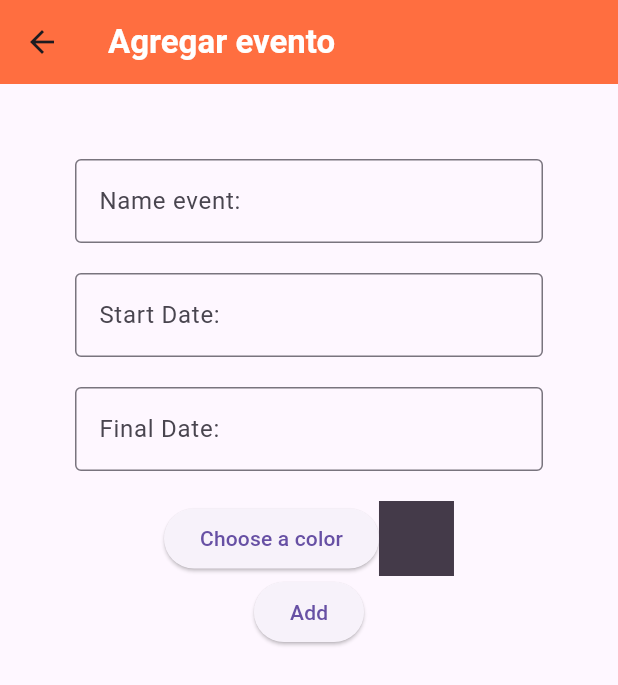
After one commit to AlanDiCha123/testapp, a Flutter app: the Calendar screen opened by its route, after a tap on the "add" icon, on a phone screen of 412 x 824 dp. The commit adds this screen. Shown: the top 685 px of the screen. Run offline on Flutter 3.47's test engine with Material 3 defaults, Android fonts, the phone set to English and light mode, and no system bars; our stand-ins replace cloud_firestore, firebase_core, flutter_colorpicker, flutter_datetime_picker_plus, geolocator, math_expressions and 2 more; accounts and stored records are empty.

Commit message:
AddEvent.dart function to calendar.dart added

```diff
--- /dev/null
+++ b/lib/AddEvent.dart
@@ -0,0 +1,172 @@
+import 'package:flutter/material.dart';
+import 'package:cloud_firestore/cloud_firestore.dart';
+import 'package:flutter_datetime_picker_plus/flutter_datetime_picker_plus.dart';
+import 'package:flutter_colorpicker/flutter_colorpicker.dart';
+
+
+class AddEvent extends StatefulWidget {
+  const AddEvent({super.key});
+
+  @override
+  State<AddEvent> createState() => _AddEventState();
+}
+
+class _AddEventState extends State<AddEvent> {
+
+  @override
+  void initState() {
+    // TODO: implement initState
+    super.initState();
+  }
+
+  final db = FirebaseFirestore.instance;
+
+  late DateTime startdate;
+  late DateTime enddate;
+
+  Color pickerColor = const Color(0xff443a49);
+  Color currentColor = const Color(0xff443a49);
+
+  void changeColor(Color color){
+    setState(() {
+      pickerColor = color;
+    });
+  }
+
+  final TextEditingController eventName = TextEditingController();
+  final TextEditingController eventStarts = TextEditingController();
+  final TextEditingController eventEnds = TextEditingController();
+
+  Future<void> loadData() async {
+    String name = eventName.text;
+    DateTime starts = startdate;
+    DateTime ends = enddate;
+    int color = currentColor.value;
+
+    Map<String, dynamic> data = {
+      'Name': name,
+      'Starts': starts,
+      'Ends': ends,
+      'Color': color
+    };
+
+    await db.collection('calendar').doc(name).set(data);
+  }
+
+  @override
+  Widget build(BuildContext context) {
+    return Scaffold(
+      appBar: AppBar(
+        title: const Text(
+          'Agregar evento',
+          style: TextStyle(color: Colors.white, fontWeight: FontWeight.bold),
+        ),
+        backgroundColor: Colors.deepOrangeAccent,
+      ),
+      body: Center(
+        child: Column(
+          children: [
+            Padding(
+              padding: const EdgeInsets.all(50),
+              child: Column(
+                children: [
+                  TextField(
+                    controller: eventName,
+                    onSubmitted: (value) {
+                      loadData();
+                    },
+                    decoration: const InputDecoration(
+                        border: OutlineInputBorder(),
+                        labelText: 'Name event:'),
+                  ),
+                  const SizedBox(height: 20),
+                  TextField(
+                    controller: eventStarts,
+                    decoration: const InputDecoration(
+                        border: OutlineInputBorder(),
+                        labelText: 'Start Date:'),
+                    onTap: () {
+                      DatePicker.showDateTimePicker(context,
+                          showTitleActions: true, onChanged: (dateTime) {
+                            print('Date Time: $dateTime');
+                          }, onConfirm: (dateTime) {
+                            setState(() {
+                              startdate = dateTime;
+                              eventStarts.text = dateTime.toString();
+                            });
+                          }, currentTime: DateTime.now());
+                    },
+                    readOnly: true,
+                  ),
+                  const SizedBox(height: 20),
+                  TextField(
+                    controller: eventEnds,
+                    decoration: const InputDecoration(
+                        border: OutlineInputBorder(),
+                        labelText: 'Final Date:'),
+                    onTap: () {
+                      DatePicker.showDateTimePicker(context,
+                          showTitleActions: true, onChanged: (dateTime) {
+                            print('Date Time: $dateTime');
+                          }, onConfirm: (dateTime) {
+                            setState(() {
+                              enddate = dateTime;
+                              eventEnds.text = dateTime.toString();
+                            });
+                          }, currentTime: DateTime.now());
+                    },
+                    readOnly: true,
+                  ),
+                  const SizedBox(height: 20),
+                  Row(
+                    mainAxisAlignment: MainAxisAlignment.center,
+                    children: [
+                      ElevatedButton(
+                          onPressed: () {
+                            showDialog(
+                                context: context,
+                                builder: (BuildContext context) {
+                                  return AlertDialog(
+                                    title: const Text('Choose a color'),
+                                    content: SingleChildScrollView(
+                                      child: ColorPicker(
+                                          pickerColor: pickerColor,
+                                          onColorChanged: changeColor),
+                                    ),
+                                    actions: <Widget>[
+                                      ElevatedButton(
+                                          onPressed: () {
+                                            setState(() {
+                                              currentColor = pickerColor;
+                                              Navigator.of(context).pop();
+                                              print(currentColor.value);
+                                            });
+                                          },
+                                          child: const Text('Done'))
+                                    ],
+                                  );
+                                });
+                          },
+                          child: const Text('Choose a color')),
+                      Container(
+                        width: 50,
+                        height: 50,
+                        color: currentColor,
+                      )
+                    ],
+                  ),
+                  ElevatedButton(
+                      onPressed: () {
+                        loadData();
+                        Navigator.pop(context);
+                      },
+                      child: const Text('Add'))
+                ],
+              ),
+            )
+          ],
+        ),
+      ),
+    );
+  }
+}
--- /dev/null
+++ b/lib/calendar.dart
@@ -0,0 +1,111 @@
+import 'package:flutter/material.dart';
+import 'package:syncfusion_flutter_calendar/calendar.dart';
+import 'package:cloud_firestore/cloud_firestore.dart';
+
+class Calendar extends StatefulWidget {
+  const Calendar({super.key});
+
+  @override
+  State<Calendar> createState() => _CalendarState();
+}
+
+class _CalendarState extends State<Calendar> {
+
+  @override
+  void initState() {
+    // TODO: implement initState
+    super.initState();
+    loadData();
+  }
+
+  final db = FirebaseFirestore.instance;
+  late List<Meeting> meetings = [];
+
+  Future<void> loadData() async {
+    await db.collection('calendar').get().then((value) {
+      List<Meeting> m = [];
+      for (var doc in value.docs){
+        final data = doc.data();
+        final name = data['Name'];
+        final startDate = (data['Starts'] as Timestamp).toDate();
+        final endDate = (data['Ends'] as Timestamp).toDate();
+        final color = Color(data['Color']);
+        m.add(
+          Meeting(name, startDate, endDate, color, false)
+        );
+      }
+      setState(() {
+        meetings = m;
+      });
+    });
+  }
+
+
+
+  @override
+  Widget build(BuildContext context) {
+    return Scaffold(
+      appBar: AppBar(
+        title: const Text('Calendar',
+          style: TextStyle(
+            color: Colors.white,
+            fontWeight: FontWeight.bold,
+          ),
+        ),
+      ),
+      body: Center(
+        child: SfCalendar(
+          view: CalendarView.month,
+          monthViewSettings: MonthViewSettings(showAgenda: true),
+          dataSource: MeetingDataSource(meetings),
+        )
+      ),
+      floatingActionButton: FloatingActionButton(
+        onPressed: (){ Navigator.pushNamed(context, '/addEvent'); },
+        heroTag: 'Add',
+        child: const Icon(Icons.add),
+      ),
+    );
+  }
+}
+
+class MeetingDataSource extends CalendarDataSource {
+  MeetingDataSource(List<Meeting> source){
+    appointments = source;
+  }
+
+  @override
+  DateTime getStartTime(int index) {
+    return appointments![index].from;
+  }
+
+  @override
+  DateTime getEndTime(int index) {
+    return appointments![index].to;
+  }
+
+  @override
+  String getSubject(int index) {
+    return appointments![index].eventName;
+  }
+
+  @override
+  Color getColor(int index) {
+    return appointments![index].background;
+  }
+
+  @override
+  bool isAllDay(int index) {
+    return appointments![index].isAllDay;
+  }
+}
+
+class Meeting {
+  Meeting(this.eventName, this.from, this.to, this.background, this.isAllDay);
+
+  String eventName;
+  DateTime from;
+  DateTime to;
+  Color background;
+  bool isAllDay;
+}
--- a/pubspec.yaml
+++ b/pubspec.yaml
@@ -40,6 +40,9 @@ dependencies:
   geolocator: ^11.0.0
   firebase_core: ^2.25.4
   cloud_firestore: ^4.15.5
+  syncfusion_flutter_calendar: ^23.0.0
+  flutter_datetime_picker_plus: ^2.1.0
+  flutter_colorpicker: ^1.0.3
 
 dev_dependencies:
   flutter_test:
```
Also changed, not shown: lib/main.dart (+9 -0 lines), pubspec.lock.
